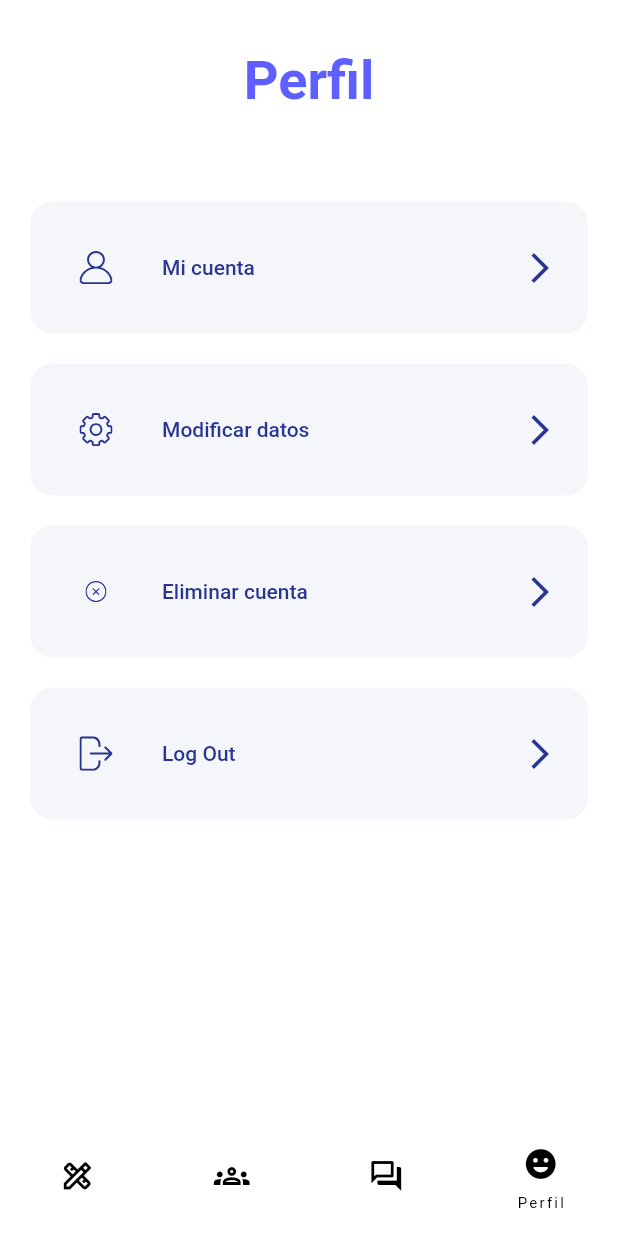
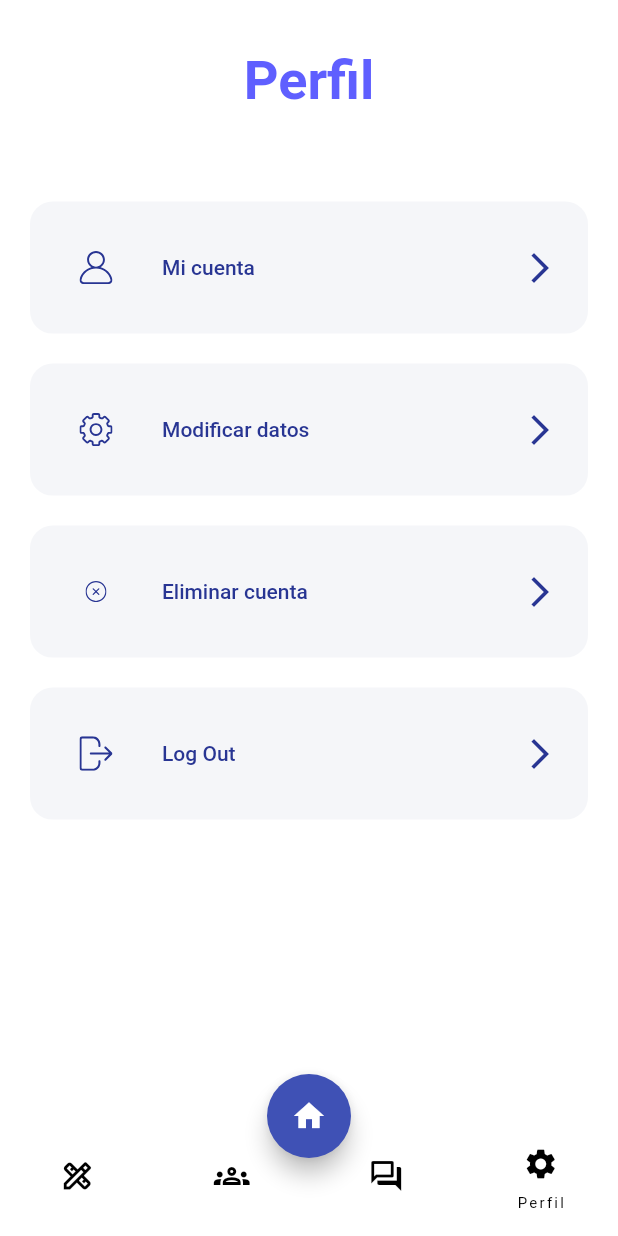
Before and after one commit to VaqueroGitHub/TFG, a Flutter app: the ProfileScreen screen opened by its route, on a phone screen of 412 x 824 dp. Run offline on Flutter 3.47's test engine with Material 2 defaults, Android fonts, the phone set to English and light mode, and no system bars; our stand-ins replace cloud_firestore, firebase_core, flutter_secure_storage, flutter_svg; missing offline and left inert: cloud_firestore_web, firebase_core_web, flutter_secure_storage_web; accounts and stored records are empty.

Commit message:
Add files via upload

```diff
--- a/lib/generated_plugin_registrant.dart
+++ b/lib/generated_plugin_registrant.dart
@@ -4,7 +4,6 @@
 
 // ignore_for_file: directives_ordering
 // ignore_for_file: lines_longer_than_80_chars
-// ignore_for_file: depend_on_referenced_packages
 
 import 'package:cloud_firestore_web/cloud_firestore_web.dart';
 import 'package:firebase_core_web/firebase_core_web.dart';
--- a/lib/main.dart
+++ b/lib/main.dart
@@ -3,6 +3,7 @@ import 'package:flutter_application_tfg/providers/answer_form_provider.dart';
 import 'package:flutter_application_tfg/providers/forum_list_provider.dart';
 import 'package:flutter_application_tfg/providers/group_list_provider.dart';
 import 'package:flutter_application_tfg/providers/post_form_provider.dart';
+import 'package:flutter_application_tfg/providers/post_main_provider.dart';
 import 'package:flutter_application_tfg/providers/ui_provider.dart';
 import 'package:flutter_application_tfg/providers/user_login_provider.dart';
 import 'package:flutter_application_tfg/providers/user_register_provider.dart';
@@ -31,6 +32,7 @@ class AppState extends StatelessWidget {
         ChangeNotifierProvider(create: (_) => ForumListProvider()),
         ChangeNotifierProvider(create: (_) => PostFormProvider()),
         ChangeNotifierProvider(create: (_) => AnswerFormProvider()),
+        ChangeNotifierProvider(create: (_) => PostMainProvider()),
       ],
       child: MyApplication(),
     );
--- /dev/null
+++ b/lib/providers/post_main_provider.dart
@@ -0,0 +1,15 @@
+import 'package:flutter/foundation.dart';
+import 'package:flutter_application_tfg/models/post.dart';
+import 'package:flutter_application_tfg/services/post_database_service.dart';
+
+class PostMainProvider extends ChangeNotifier {
+  late Post postMain;
+
+  Future loadPost(String idPost) async {
+    postMain = (await PostDatabaseService().getPostData(idPost))!;
+  }
+
+  Post get post {
+    return postMain;
+  }
+}
--- a/lib/screens/group/group_details_screen.dart
+++ b/lib/screens/group/group_details_screen.dart
@@ -1,13 +1,9 @@
 // ignore_for_file: file_names
-
-import 'dart:ffi';
-
 import 'package:flutter/material.dart';
 import 'package:flutter_application_tfg/models/user.dart';
 import 'package:flutter_application_tfg/providers/user_session_provider.dart';
 import 'package:flutter_application_tfg/screen_arguments/group_arguments.dart';
 import 'package:flutter_application_tfg/services/group_database_service.dart';
-import 'package:flutter_application_tfg/widgets/my_search_delegate.dart';
 import 'package:provider/provider.dart';
 
 class GroupDetailsScreen extends StatelessWidget {
--- a/lib/screens/profile/profile_screen.dart
+++ b/lib/screens/profile/profile_screen.dart
@@ -15,6 +15,18 @@ class ProfileScreen extends StatelessWidget {
 
     final double height = MediaQuery.of(context).size.height;
     return Scaffold(
+      floatingActionButtonLocation: FloatingActionButtonLocation.centerDocked,
+      floatingActionButton: FloatingActionButton(
+        backgroundColor: Colors.indigo,
+        onPressed: () {},
+        child: IconButton(
+          onPressed: () {},
+          icon: Icon(
+            Icons.home,
+            color: Colors.white,
+          ),
+        ),
+      ),
       backgroundColor: Color(0xFFffffff),
       body: SafeArea(
         child: SingleChildScrollView(
--- a/lib/services/user_database_service.dart
+++ b/lib/services/user_database_service.dart
@@ -3,6 +3,7 @@ import 'dart:convert';
 import 'package:cloud_firestore/cloud_firestore.dart';
 import 'package:firebase_core/firebase_core.dart';
 import 'package:flutter_application_tfg/models/user.dart';
+import 'package:flutter_application_tfg/services/auth_service.dart';
 
 class UserDatabaseService {
   final String uuid;
@@ -13,7 +14,7 @@ class UserDatabaseService {
     await Firebase.initializeApp();
     final CollectionReference userCollection =
         FirebaseFirestore.instance.collection("users");
-
+    //await AuthService().logout();
     final resp = await userCollection.doc(uuid).get();
     Map<dynamic, dynamic> data = resp.data() as Map<dynamic, dynamic>;
     if (data == null) return null;
--- a/lib/widgets/nav_bar.dart
+++ b/lib/widgets/nav_bar.dart
@@ -55,8 +55,8 @@ class navBar extends StatelessWidget {
                 icon: Icon(Icons.forum_outlined),
                 label: 'Foros'),
             NavigationDestination(
-                selectedIcon: Icon(Icons.insert_emoticon_rounded),
-                icon: Icon(Icons.insert_emoticon_outlined),
+                selectedIcon: Icon(Icons.settings),
+                icon: Icon(Icons.settings_outlined),
                 label: 'Perfil'),
           ],
         ));
```
Also changed, not shown: lib/screens/forum/forum_main_page_screen.dart (+13 -0 lines), lib/screens/forum/new_answer_screen.dart (+5 -7 lines), lib/screens/forum/post_main_page.dart (+10 -8 lines), lib/screens/forum/subforum_main_page_screen.dart (+6 -2 lines), lib/screens/group/groups_main_page_screen.dart (+13 -0 lines), lib/screens/home_screen.dart (+13 -0 lines).
